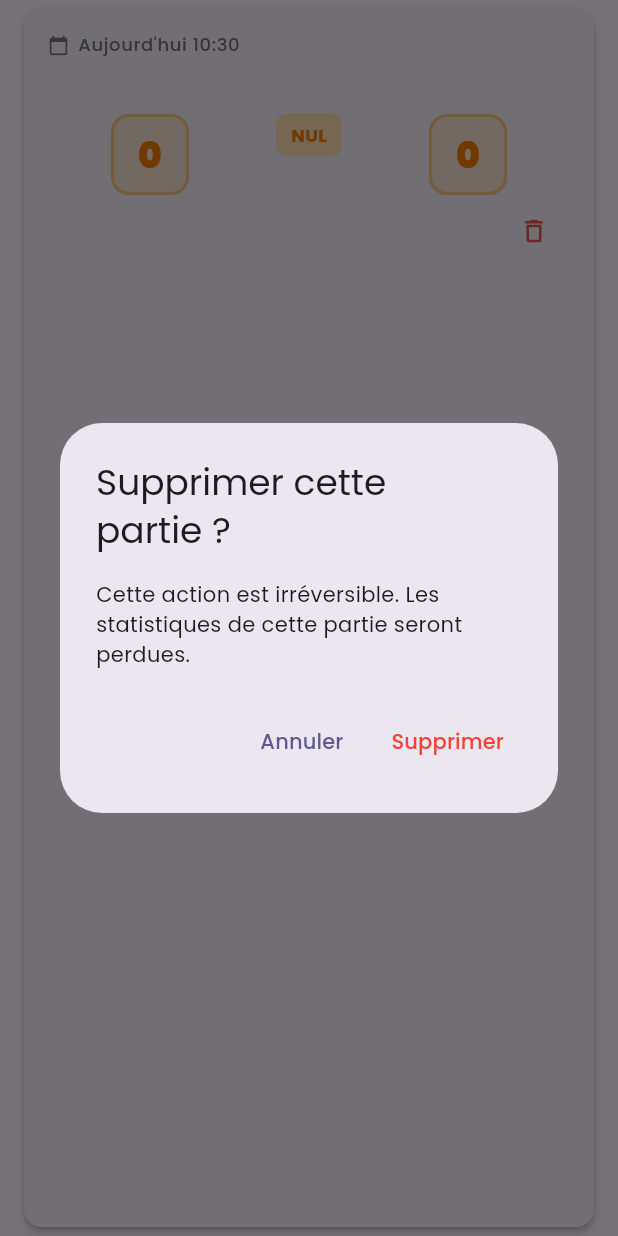
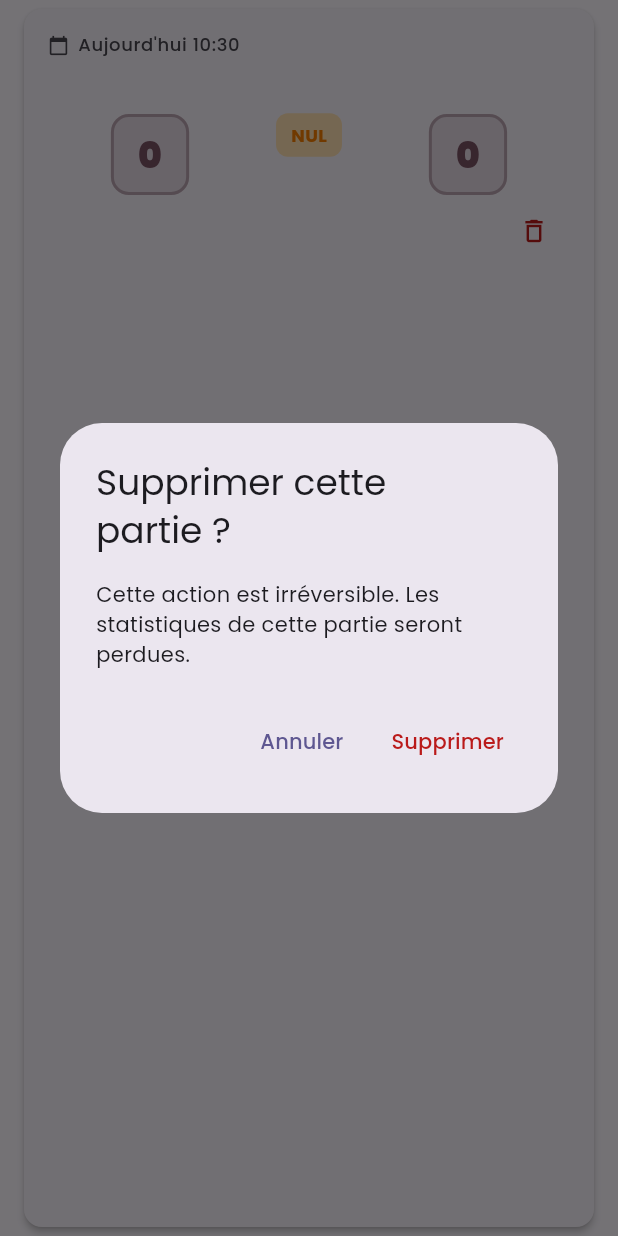
Before and after one commit to Jbijjer/lorcana_lore_counter, a Flutter app: the GameHistoryCard widget shown alone on an empty page, opened directly with empty values, after a tap on the "delete outline" icon, on a phone screen of 412 x 824 dp. Run offline on Flutter 3.47's test engine with Material 3 defaults, Android fonts, the phone set to English and light mode, and no system bars; our stand-ins replace flutter_riverpod, flutter_svg, freezed_annotation, google_fonts, hive, hive_flutter and 1 more; accounts and stored records are empty; generated files the repository leaves out were written again.

Commit message:
🎨 Appliquer le thème aux cartes d'historique (partie 1)

```diff
--- a/lib/features/game/presentation/widgets/game_history_card.dart
+++ b/lib/features/game/presentation/widgets/game_history_card.dart
@@ -40,13 +40,13 @@ class GameHistoryCard extends StatelessWidget {
                   Icon(
                     Icons.calendar_today,
                     size: 14,
-                    color: Colors.grey[600],
+                    color: Theme.of(context).colorScheme.onSurfaceVariant,
                   ),
                   const SizedBox(width: 6),
                   Text(
                     _formatDate(game.timestamp),
                     style: Theme.of(context).textTheme.bodySmall?.copyWith(
-                          color: Colors.grey[600],
+                          color: Theme.of(context).colorScheme.onSurfaceVariant,
                           fontWeight: FontWeight.w500,
                         ),
                   ),
@@ -108,7 +108,7 @@ class GameHistoryCard extends StatelessWidget {
                 alignment: Alignment.centerRight,
                 child: IconButton(
                   icon: const Icon(Icons.delete_outline, size: 20),
-                  color: Colors.red[400],
+                  color: Theme.of(context).colorScheme.error,
                   onPressed: () {
                     HapticUtils.medium();
                     _showDeleteConfirmation(context);
@@ -238,7 +238,7 @@ class GameHistoryCard extends StatelessWidget {
               onDelete();
             },
             style: TextButton.styleFrom(
-              foregroundColor: Colors.red,
+              foregroundColor: Theme.of(context).colorScheme.error,
             ),
             child: const Text('Supprimer'),
           ),
@@ -266,9 +266,10 @@ class _PlayerScoreColumn extends StatelessWidget {
 
   @override
   Widget build(BuildContext context) {
+    final colorScheme = Theme.of(context).colorScheme;
     final displayColor = isDraw
-        ? Colors.orange
-        : (isWinner ? Colors.amber : Colors.grey);
+        ? colorScheme.tertiary
+        : (isWinner ? colorScheme.primary : colorScheme.surfaceContainerHighest);
 
     return Column(
       children: [
@@ -277,12 +278,12 @@ class _PlayerScoreColumn extends StatelessWidget {
           mainAxisAlignment: MainAxisAlignment.center,
           children: [
             if (isWinner && !isDraw)
-              const Padding(
-                padding: EdgeInsets.only(right: 4),
+              Padding(
+                padding: const EdgeInsets.only(right: 4),
                 child: Icon(
                   Icons.emoji_events,
                   size: 16,
-                  color: Colors.amber,
+                  color: colorScheme.primary,
                 ),
               ),
             Flexible(
@@ -292,8 +293,8 @@ class _PlayerScoreColumn extends StatelessWidget {
                   fontWeight: isWinner || isDraw ? FontWeight.bold : FontWeight.w500,
                   fontSize: 14,
                   color: isDraw
-                      ? Colors.orange[700]
-                      : (isWinner ? Colors.amber[700] : Colors.black87),
+                      ? colorScheme.tertiary
+                      : (isWinner ? colorScheme.primary : colorScheme.onSurface),
                 ),
                 textAlign: TextAlign.center,
                 overflow: TextOverflow.ellipsis,
@@ -352,8 +353,8 @@ class _PlayerScoreColumn extends StatelessWidget {
               fontSize: 24,
               fontWeight: FontWeight.w900,
               color: isDraw
-                  ? Colors.orange[700]
-                  : (isWinner ? Colors.amber[700] : Colors.black87),
+                  ? colorScheme.tertiary
+                  : (isWinner ? colorScheme.primary : colorScheme.onSurface),
             ),
           ),
         ),
```
